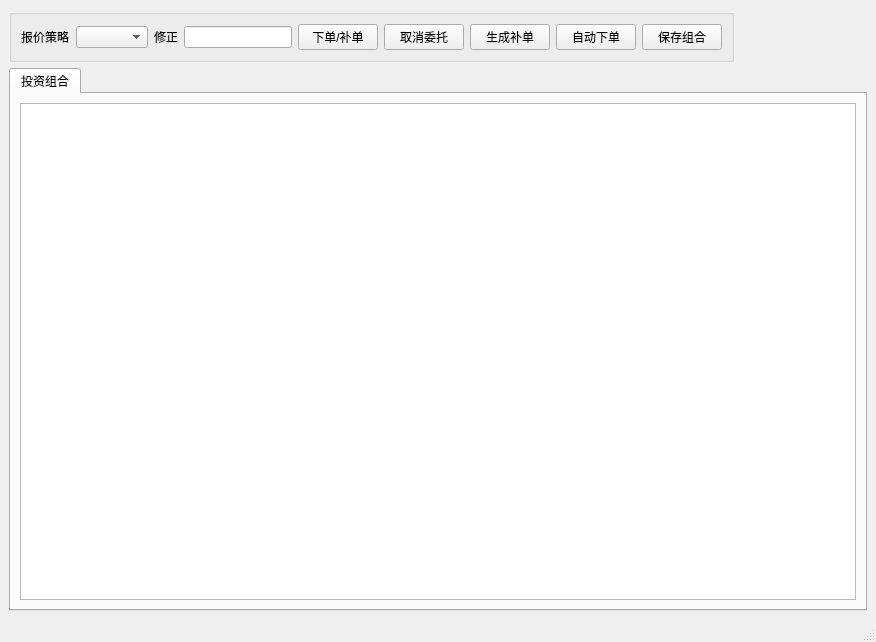
Old version of the form easytrader/tradeui.ui in the repository unit-xx/xfiles.
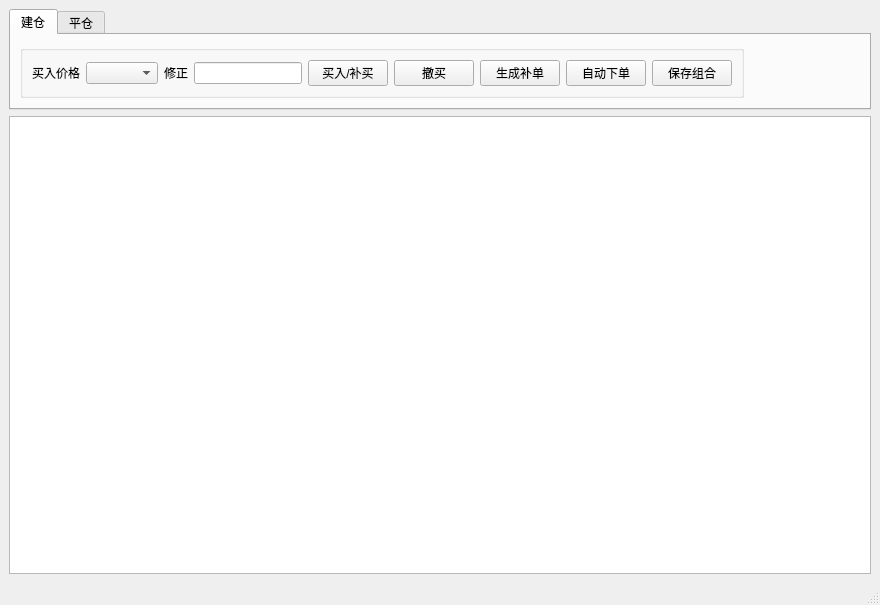
New version of the form. Icons and pictures are not drawn.

What changed in the file:
```diff
--- a/easytrader/tradeui.ui
+++ b/easytrader/tradeui.ui
@@ -6,8 +6,8 @@
    <rect>
     <x>0</x>
     <y>0</y>
-    <width>876</width>
-    <height>642</height>
+    <width>880</width>
+    <height>605</height>
    </rect>
   </property>
   <property name="sizePolicy">
@@ -24,8 +24,121 @@
     <normaloff>zjzq.ico</normaloff>zjzq.ico</iconset>
   </property>
   <widget class="QWidget" name="centralwidget">
+   <layout class="QVBoxLayout" name="verticalLayout">
+    <item>
+     <widget class="QTabWidget" name="tabWidget">
+      <property name="sizePolicy">
+       <sizepolicy hsizetype="Minimum" vsizetype="Fixed">
+        <horstretch>0</horstretch>
+        <verstretch>0</verstretch>
+       </sizepolicy>
+      </property>
+      <property name="currentIndex">
+       <number>0</number>
+      </property>
+      <widget class="QWidget" name="tab">
+       <attribute name="title">
+        <string>建仓</string>
+       </attribute>
+       <layout class="QGridLayout" name="gridLayout_3">
+        <item row="0" column="0">
+         <widget class="QGroupBox" name="groupBox_2">
+          <property name="sizePolicy">
+           <sizepolicy hsizetype="Fixed" vsizetype="Fixed">
+            <horstretch>0</horstretch>
+            <verstretch>0</verstretch>
+           </sizepolicy>
+          </property>
+          <property name="title">
+           <string/>
+          </property>
    <layout class="QGridLayout" name="gridLayout_2">
     <item row="0" column="0">
+            <widget class="QLabel" name="label_3">
+             <property name="text">
+              <string>买入价格</string>
+             </property>
+            </widget>
+           </item>
+           <item row="0" column="1">
+            <widget class="QComboBox" name="pricepolicybuy"/>
+           </item>
+           <item row="0" column="2">
+            <widget class="QLabel" name="label_4">
+             <property name="text">
+              <string>修正</string>
+             </property>
+            </widget>
+           </item>
+           <item row="0" column="3">
+            <widget class="QLineEdit" name="pricefixbuy">
+             <property name="sizePolicy">
+              <sizepolicy hsizetype="Minimum" vsizetype="Fixed">
+               <horstretch>0</horstretch>
+               <verstretch>0</verstretch>
+              </sizepolicy>
+             </property>
+            </widget>
+           </item>
+           <item row="0" column="4">
+            <widget class="QPushButton" name="buyorder">
+             <property name="text">
+              <string>买入/补买</string>
+             </property>
+            </widget>
+           </item>
+           <item row="0" column="5">
+            <widget class="QPushButton" name="cancelbuyorder">
+             <property name="text">
+              <string>撤买</string>
+             </property>
+            </widget>
+           </item>
+           <item row="0" column="7">
+            <widget class="QPushButton" name="autosubmit_2">
+             <property name="text">
+              <string>自动下单</string>
+             </property>
+            </widget>
+           </item>
+           <item row="0" column="6">
+            <widget class="QPushButton" name="genbackuporder_2">
+             <property name="text">
+              <string>生成补单</string>
+             </property>
+            </widget>
+           </item>
+           <item row="0" column="8">
+            <widget class="QPushButton" name="saveorder_2">
+             <property name="text">
+              <string>保存组合</string>
+             </property>
+            </widget>
+           </item>
+          </layout>
+         </widget>
+        </item>
+        <item row="0" column="1">
+         <spacer name="horizontalSpacer">
+          <property name="orientation">
+           <enum>Qt::Horizontal</enum>
+          </property>
+          <property name="sizeHint" stdset="0">
+           <size>
+            <width>40</width>
+            <height>20</height>
+           </size>
+          </property>
+         </spacer>
+        </item>
+       </layout>
+      </widget>
+      <widget class="QWidget" name="tab_2">
+       <attribute name="title">
+        <string>平仓</string>
+       </attribute>
+       <layout class="QGridLayout" name="gridLayout_4">
+        <item row="0" column="0">
      <widget class="QGroupBox" name="groupBox">
       <property name="sizePolicy">
        <sizepolicy hsizetype="Fixed" vsizetype="Fixed">
@@ -40,7 +153,7 @@
        <item row="0" column="0">
         <widget class="QLabel" name="label">
          <property name="text">
-          <string>报价策略</string>
+              <string>卖出价格</string>
          </property>
         </widget>
        </item>
@@ -67,14 +180,14 @@
        <item row="0" column="4">
         <widget class="QPushButton" name="submitorder">
          <property name="text">
-          <string>下单/补单</string>
+              <string>卖出/补卖</string>
          </property>
         </widget>
        </item>
        <item row="0" column="5">
         <widget class="QPushButton" name="cancelorder">
          <property name="text">
-          <string>取消委托</string>
+              <string>撤卖</string>
          </property>
         </widget>
        </item>
@@ -102,25 +215,28 @@
       </layout>
      </widget>
     </item>
-    <item row="1" column="0">
-     <widget class="QTabWidget" name="tabWidget">
-      <property name="currentIndex">
-       <number>0</number>
-      </property>
-      <widget class="QWidget" name="tab">
-       <attribute name="title">
-        <string>投资组合</string>
-       </attribute>
-       <layout class="QHBoxLayout" name="horizontalLayout">
+        <item row="0" column="1">
+         <spacer name="horizontalSpacer_2">
+          <property name="orientation">
+           <enum>Qt::Horizontal</enum>
+          </property>
+          <property name="sizeHint" stdset="0">
+           <size>
+            <width>40</width>
+            <height>20</height>
+           </size>
+          </property>
+         </spacer>
+        </item>
+       </layout>
+      </widget>
+     </widget>
+    </item>
         <item>
          <widget class="QTableView" name="stock"/>
         </item>
        </layout>
       </widget>
-     </widget>
-    </item>
-   </layout>
-  </widget>
   <widget class="QMenuBar" name="menubar">
    <property name="enabled">
     <bool>true</bool>
```
Left out of the diff: 10 changed lines with no effect on the pictures. Lines whose indentation alone changed are shown as unchanged.
